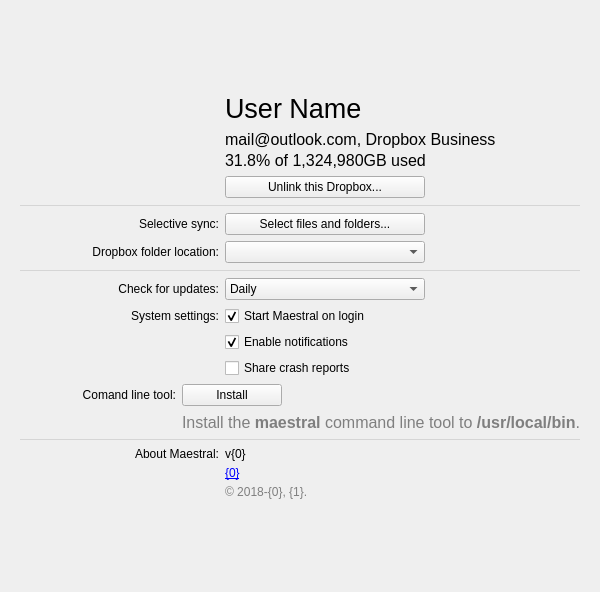
The window that maestral_qt/resources/settings_window.ui (samschott/maestral-qt) describes before a commit, drawn with Qt 5.
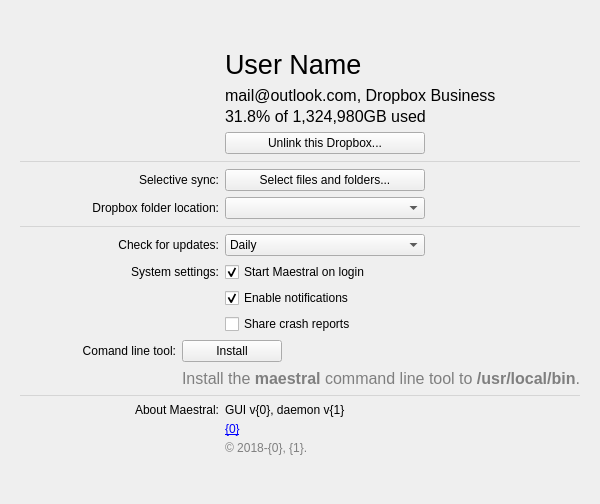
The same window after the commit. Custom widgets are drawn as their Qt base class.

Commit message: [settings] show both gui and daemon version

```diff
--- a/maestral_qt/resources/settings_window.ui
+++ b/maestral_qt/resources/settings_window.ui
@@ -7,7 +7,7 @@
     <x>0</x>
     <y>0</y>
     <width>600</width>
-    <height>592</height>
+    <height>504</height>
    </rect>
   </property>
   <property name="sizePolicy">
@@ -197,10 +197,10 @@
        <item row="0" column="0">
         <widget class="QLabel" name="labelVersion">
          <property name="text">
-          <string>&lt;html&gt;&lt;head/&gt;&lt;body&gt;&lt;p&gt;v{0}&lt;/p&gt;&lt;/body&gt;&lt;/html&gt;</string>
+          <string>GUI v{0}, daemon v{1}</string>
          </property>
          <property name="textFormat">
-          <enum>Qt::RichText</enum>
+          <enum>Qt::PlainText</enum>
          </property>
          <property name="alignment">
           <set>Qt::AlignLeading|Qt::AlignLeft|Qt::AlignVCenter</set>
```
The commit also changes 1 other file.
